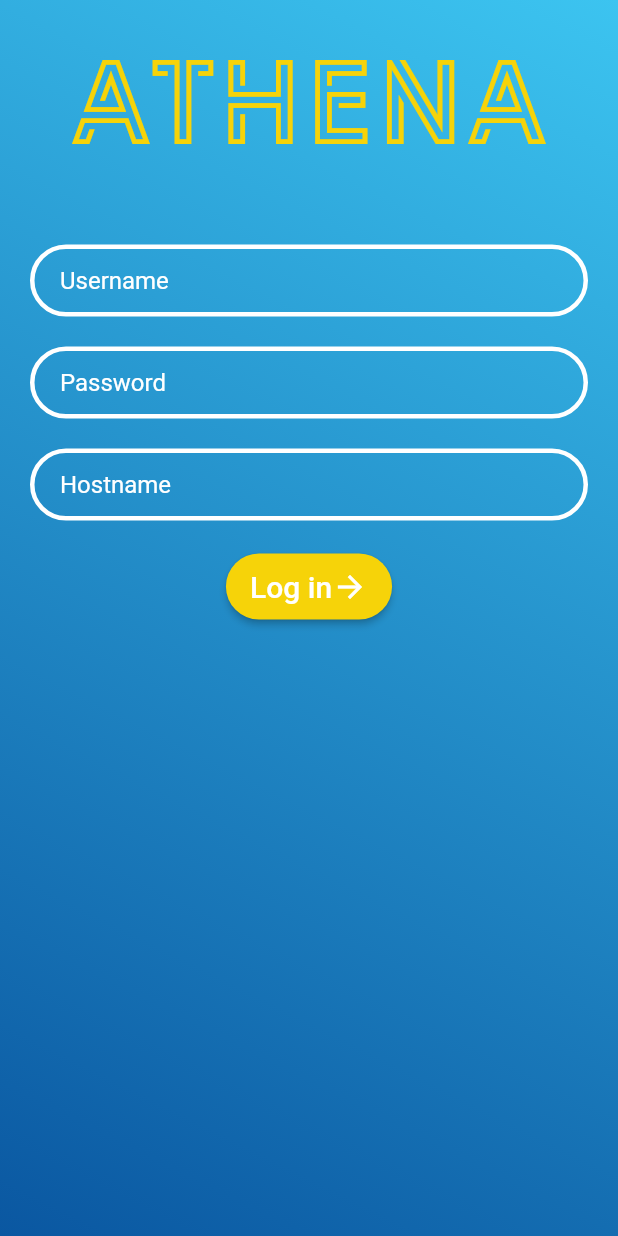
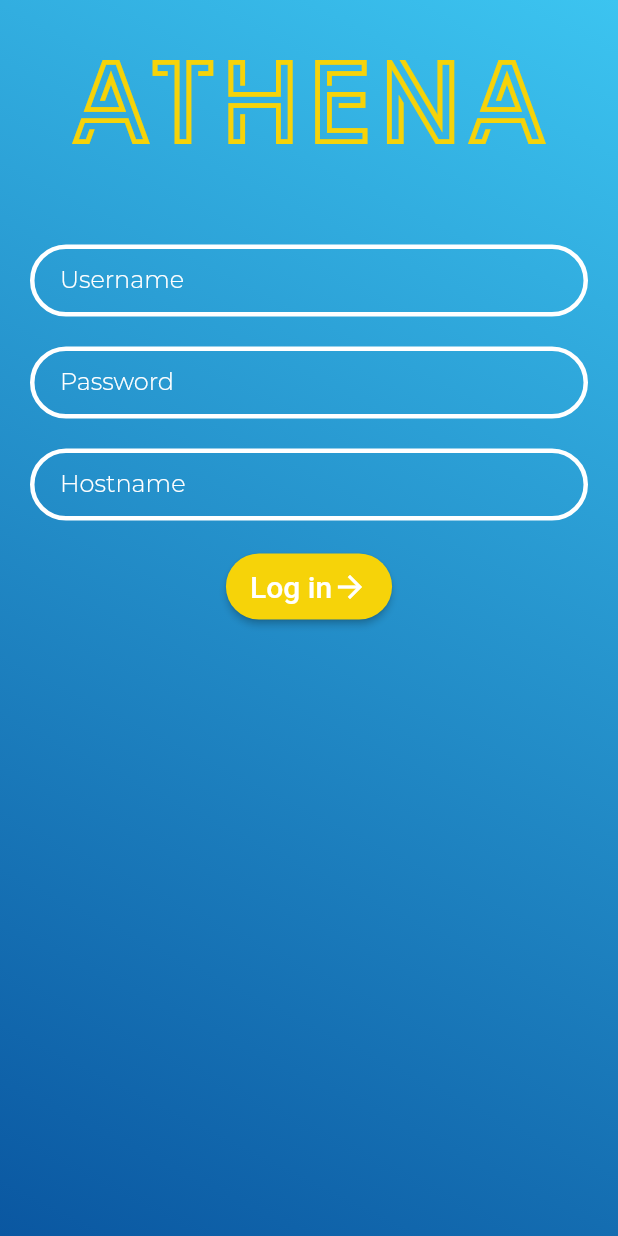
Before and after one commit to bnctth/athena, a Flutter app: the screen it shows after launch, on a phone screen of 412 x 824 dp. Run offline on Flutter 3.47's test engine with Material 2 defaults, Android fonts, the phone set to English and light mode, and no system bars; our stand-ins replace firebase_crashlytics, shared_preferences, validators; accounts and stored records are empty.

Commit message:
login form font

```diff
--- a/app/lib/constants.dart
+++ b/app/lib/constants.dart
@@ -35,4 +35,7 @@ InputDecoration loginTextFieldDecoration(String hintText) => InputDecoration(
       errorStyle: TextStyle(fontSize: 15),
     );
 
-const kMainColor=Color(0xFFf6d309);
+const kMainColor = Color(0xFFf6d309);
+
+const kTextFieldStyle =
+    TextStyle(color: Colors.white, fontFamily: 'Montserrat');
--- a/app/lib/main.dart
+++ b/app/lib/main.dart
@@ -14,7 +14,7 @@ class MyApp extends StatelessWidget {
     return MaterialApp(
       initialRoute: '/login',
       routes: <String, Widget Function(BuildContext)>{
-        '/login':(context)=>LoginScreen(),
+        '/login': (context) => LoginScreen(),
       },
     );
   }
--- a/app/lib/screens/login_screen.dart
+++ b/app/lib/screens/login_screen.dart
@@ -33,10 +33,15 @@ class LoginScreen extends StatelessWidget {
                         color: kMainColor,
                       ),
                     ),
-                    SizedBox(height: 50,),
+                    SizedBox(
+                      height: 50,
+                    ),
+
+//                    username
                     TextFormField(
                       decoration: loginTextFieldDecoration(L.map['username']),
                       autocorrect: false,
+                      style: kTextFieldStyle,
                       validator: (value) {
                         if (value.isEmpty) {
                           return L.map['nousername'];
@@ -47,8 +52,11 @@ class LoginScreen extends StatelessWidget {
                     SizedBox(
                       height: 20,
                     ),
+
+//                    password
                     TextFormField(
                       decoration: loginTextFieldDecoration(L.map['password']),
+                      style: kTextFieldStyle,
                       obscureText: true,
                       validator: (value) {
                         if (value.isEmpty) {
@@ -60,8 +68,11 @@ class LoginScreen extends StatelessWidget {
                     SizedBox(
                       height: 20,
                     ),
+
+//                    hostname
                     TextFormField(
                       decoration: loginTextFieldDecoration(L.map['hostname']),
+                      style: kTextFieldStyle,
                       keyboardType: TextInputType.url,
                       validator: (value) {
                         if (value.isEmpty) {
@@ -75,6 +86,8 @@ class LoginScreen extends StatelessWidget {
                     SizedBox(
                       height: 20,
                     ),
+
+//                    submit button
                     RaisedButton(
                       color: kMainColor,
                       shape: RoundedRectangleBorder(
--- a/app/pubspec.yaml
+++ b/app/pubspec.yaml
@@ -28,3 +28,6 @@ flutter:
     - family: Library 3 am
       fonts:
         - asset: assets/fonts/Library 3 am.otf
+    - family: Montserrat
+      fonts:
+        - asset: assets/fonts/Montserrat-Light.ttf
```
Also changed, not shown: app/assets/fonts/Montserrat-Light.ttf (added), 1 other file.
